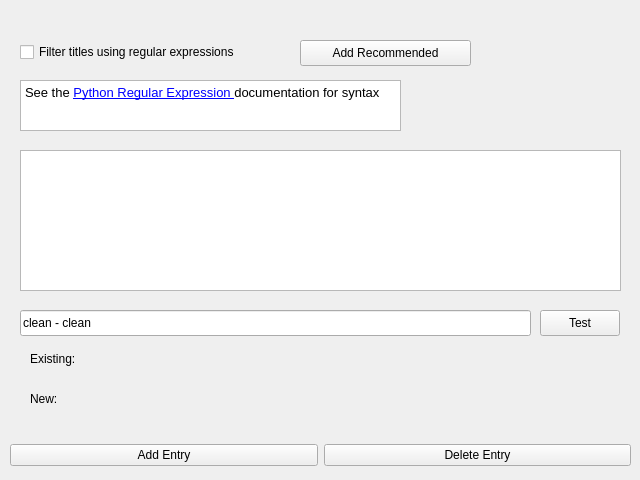
Old version of the form nowplaying/resources/filter_ui.ui in the repository whatsnowplaying/whats-now-playing.
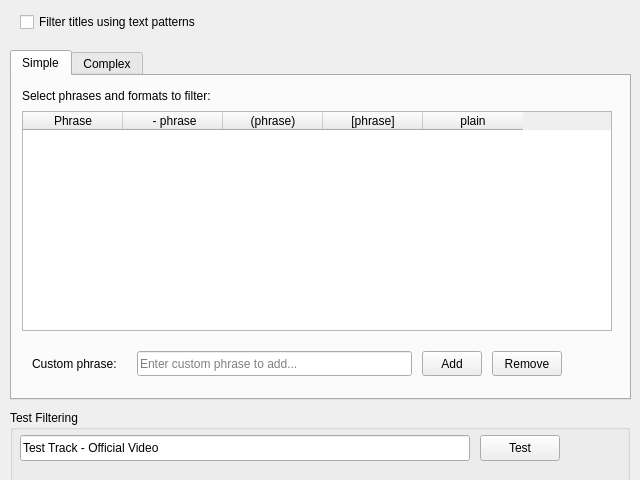
New version of the form.

Commit message: reworked filters

Patch:
```diff
--- a/nowplaying/resources/filter_ui.ui
+++ b/nowplaying/resources/filter_ui.ui
@@ -13,25 +13,181 @@
   <property name="windowTitle">
    <string>Filter</string>
   </property>
+  <widget class="QCheckBox" name="stripextras_checkbox">
+   <property name="geometry">
+    <rect>
+     <x>20</x>
+     <y>10</y>
+     <width>271</width>
+     <height>24</height>
+    </rect>
+   </property>
+   <property name="text">
+    <string>Filter titles using text patterns</string>
+   </property>
+  </widget>
+  <widget class="QTabWidget" name="filter_tabs">
+   <property name="geometry">
+    <rect>
+     <x>10</x>
+     <y>50</y>
+     <width>621</width>
+     <height>350</height>
+    </rect>
+   </property>
+   <property name="currentIndex">
+    <number>0</number>
+   </property>
+   <widget class="QWidget" name="simple_tab">
+    <attribute name="title">
+     <string>Simple</string>
+    </attribute>
+    <widget class="QTableWidget" name="phrases_table">
+     <property name="geometry">
+      <rect>
+       <x>10</x>
+       <y>35</y>
+       <width>590</width>
+       <height>220</height>
+      </rect>
+     </property>
+     <property name="alternatingRowColors">
+      <bool>true</bool>
+     </property>
+     <property name="selectionBehavior">
+      <enum>QAbstractItemView::SelectRows</enum>
+     </property>
+     <property name="sortingEnabled">
+      <bool>false</bool>
+     </property>
+     <column>
+      <property name="text">
+       <string>Phrase</string>
+      </property>
+     </column>
+     <column>
+      <property name="text">
+       <string> - phrase</string>
+      </property>
+     </column>
+     <column>
+      <property name="text">
+       <string>(phrase)</string>
+      </property>
+     </column>
+     <column>
+      <property name="text">
+       <string>[phrase]</string>
+      </property>
+     </column>
+     <column>
+      <property name="text">
+       <string>plain</string>
+      </property>
+     </column>
+    </widget>
+    <widget class="QLabel" name="phrases_label">
+     <property name="geometry">
+      <rect>
+       <x>10</x>
+       <y>10</y>
+       <width>400</width>
+       <height>20</height>
+      </rect>
+     </property>
+     <property name="text">
+      <string>Select phrases and formats to filter:</string>
+     </property>
+    </widget>
+    <widget class="QWidget" name="custom_phrase_widget" native="true">
+     <property name="geometry">
+      <rect>
+       <x>10</x>
+       <y>270</y>
+       <width>590</width>
+       <height>35</height>
+      </rect>
+     </property>
+     <widget class="QLineEdit" name="custom_phrase_input">
+      <property name="geometry">
+       <rect>
+        <x>115</x>
+        <y>5</y>
+        <width>275</width>
+        <height>25</height>
+       </rect>
+      </property>
+      <property name="placeholderText">
+       <string>Enter custom phrase to add...</string>
+      </property>
+     </widget>
+     <widget class="QPushButton" name="add_custom_phrase_button">
+      <property name="geometry">
+       <rect>
+        <x>400</x>
+        <y>5</y>
+        <width>60</width>
+        <height>25</height>
+       </rect>
+      </property>
+      <property name="text">
+       <string>Add</string>
+      </property>
+     </widget>
+     <widget class="QPushButton" name="remove_custom_phrase_button">
+      <property name="geometry">
+       <rect>
+        <x>470</x>
+        <y>5</y>
+        <width>70</width>
+        <height>25</height>
+       </rect>
+      </property>
+      <property name="text">
+       <string>Remove</string>
+      </property>
+     </widget>
+     <widget class="QLabel" name="custom_phrase_label">
+      <property name="geometry">
+       <rect>
+        <x>10</x>
+        <y>5</y>
+        <width>100</width>
+        <height>25</height>
+       </rect>
+      </property>
+      <property name="text">
+       <string>Custom phrase:</string>
+      </property>
+      <property name="alignment">
+       <set>Qt::AlignLeading|Qt::AlignLeft|Qt::AlignVCenter</set>
+      </property>
+     </widget>
+    </widget>
+   </widget>
+   <widget class="QWidget" name="complex_tab">
+    <attribute name="title">
+     <string>Complex</string>
+    </attribute>
   <widget class="QListWidget" name="regex_list">
    <property name="geometry">
     <rect>
-     <x>20</x>
-     <y>150</y>
-     <width>601</width>
-     <height>141</height>
+       <x>10</x>
+       <y>70</y>
+       <width>590</width>
+       <height>181</height>
     </rect>
    </property>
    <property name="dragDropMode">
     <enum>QAbstractItemView::InternalMove</enum>
    </property>
   </widget>
-  <widget class="QWidget" name="horizontalLayoutWidget">
+    <widget class="QWidget" name="complex_buttons_widget">
    <property name="geometry">
     <rect>
      <x>10</x>
-     <y>440</y>
-     <width>621</width>
+       <y>265</y>
+       <width>590</width>
      <height>31</height>
     </rect>
    </property>
@@ -50,37 +206,28 @@
       </property>
      </widget>
     </item>
-   </layout>
-  </widget>
-  <widget class="QCheckBox" name="stripextras_checkbox">
-   <property name="geometry">
-    <rect>
-     <x>20</x>
-     <y>40</y>
-     <width>271</width>
-     <height>24</height>
-    </rect>
-   </property>
-   <property name="text">
-    <string>Filter titles using regular expressions</string>
-   </property>
-  </widget>
+      <item>
+       <widget class="QPushButton" name="add_recommended_button">
+        <property name="text">
+         <string>Add Recommended</string>
+        </property>
+       </widget>
+      </item>
+     </layout>
+    </widget>
   <widget class="QTextBrowser" name="doclink">
    <property name="geometry">
     <rect>
-     <x>20</x>
-     <y>80</y>
-     <width>381</width>
+       <x>10</x>
+       <y>10</y>
+       <width>590</width>
      <height>51</height>
     </rect>
    </property>
    <property name="html">
     <string>&lt;!DOCTYPE HTML PUBLIC &quot;-//W3C//DTD HTML 4.0//EN&quot; &quot;http://www.w3.org/TR/REC-html40/strict.dtd&quot;&gt;
-&lt;html&gt;&lt;head&gt;&lt;meta name=&quot;qrichtext&quot; content=&quot;1&quot; /&gt;&lt;meta charset=&quot;utf-8&quot; /&gt;&lt;style type=&quot;text/css&quot;&gt;
+&lt;html&gt;&lt;head&gt;&lt;meta name=&quot;qrichtext&quot; content=&quot;1&quot; /&gt;&lt;style type=&quot;text/css&quot;&gt;
 p, li { white-space: pre-wrap; }
-hr { height: 1px; border-width: 0; }
-li.unchecked::marker { content: &quot;\2610&quot;; }
-li.checked::marker { content: &quot;\2612&quot;; }
 &lt;/style&gt;&lt;/head&gt;&lt;body style=&quot; font-family:'Sans'; font-size:10pt; font-weight:400; font-style:normal;&quot;&gt;
 &lt;p style=&quot; margin-top:0px; margin-bottom:0px; margin-left:0px; margin-right:0px; -qt-block-indent:0; text-indent:0px;&quot;&gt;See the &lt;a href=&quot;https://docs.python.org/3/howto/regex.html&quot;&gt;&lt;span style=&quot; text-decoration: underline; color:#0000ff;&quot;&gt;Python Regular Expression &lt;/span&gt;&lt;/a&gt;documentation for syntax&lt;/p&gt;&lt;/body&gt;&lt;/html&gt;</string>
    </property>
@@ -88,53 +235,38 @@
     <bool>true</bool>
    </property>
   </widget>
-  <widget class="QPushButton" name="add_recommended_button">
+   </widget>
+  </widget>
+  <widget class="QGroupBox" name="test_section_group">
    <property name="geometry">
     <rect>
-     <x>300</x>
-     <y>40</y>
-     <width>171</width>
-     <height>26</height>
+     <x>10</x>
+     <y>410</y>
+     <width>620</width>
+     <height>80</height>
     </rect>
    </property>
-   <property name="text">
-    <string>Add Recommended</string>
+   <property name="title">
+    <string>Test Filtering</string>
    </property>
-  </widget>
   <widget class="QLineEdit" name="test_lineedit">
    <property name="geometry">
     <rect>
-     <x>20</x>
-     <y>310</y>
-     <width>511</width>
+      <x>10</x>
+      <y>25</y>
+      <width>450</width>
      <height>26</height>
     </rect>
    </property>
    <property name="text">
-    <string>clean - clean</string>
-   </property>
-  </widget>
-  <widget class="QLabel" name="result_label">
-   <property name="geometry">
-    <rect>
-     <x>100</x>
-     <y>390</y>
-     <width>521</width>
-     <height>20</height>
-    </rect>
-   </property>
-   <property name="text">
-    <string/>
-   </property>
-   <property name="textFormat">
-    <enum>Qt::PlainText</enum>
+     <string>Test Track - Official Video</string>
    </property>
   </widget>
   <widget class="QPushButton" name="test_button">
    <property name="geometry">
     <rect>
-     <x>540</x>
-     <y>310</y>
+      <x>470</x>
+      <y>25</y>
      <width>80</width>
      <height>26</height>
     </rect>
@@ -143,13 +275,13 @@
     <string>Test</string>
    </property>
   </widget>
-  <widget class="QLabel" name="existing_label">
+   <widget class="QLabel" name="test_result_label">
    <property name="geometry">
     <rect>
-     <x>100</x>
-     <y>350</y>
-     <width>521</width>
-     <height>20</height>
+      <x>10</x>
+      <y>55</y>
+      <width>600</width>
+      <height>15</height>
     </rect>
    </property>
    <property name="text">
@@ -159,32 +291,10 @@
     <enum>Qt::PlainText</enum>
    </property>
   </widget>
-  <widget class="QLabel" name="new_label">
-   <property name="geometry">
-    <rect>
-     <x>30</x>
-     <y>390</y>
-     <width>51</width>
-     <height>18</height>
-    </rect>
-   </property>
-   <property name="text">
-    <string>New:</string>
-   </property>
   </widget>
-  <widget class="QLabel" name="old_label">
-   <property name="geometry">
-    <rect>
-     <x>30</x>
-     <y>350</y>
-     <width>55</width>
-     <height>18</height>
-    </rect>
-   </property>
-   <property name="text">
-    <string>Existing:</string>
-   </property>
-  </widget>
+  <zorder>test_section_group</zorder>
+  <zorder>stripextras_checkbox</zorder>
+  <zorder>filter_tabs</zorder>
  </widget>
  <resources/>
  <connections/>
```
Left out of the diff: 21 changed lines with no effect on the pictures. Lines whose indentation alone changed are shown as unchanged. The commit also changes 7 other files.
